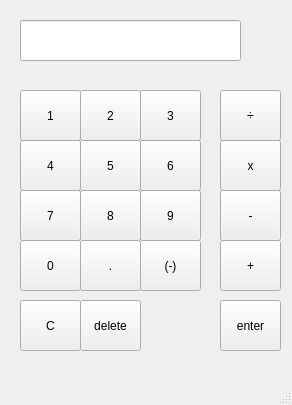
The window that classy_calculator/calculator.ui (katiebug2001/CSC_3220_final_proj_calculator) describes before a commit, drawn with Qt 5.
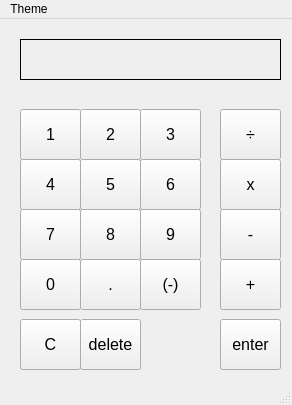
The same window after the commit.

Commit message: decimal fixed and theme template added

```diff
--- a/classy_calculator/calculator.ui
+++ b/classy_calculator/calculator.ui
@@ -14,27 +14,6 @@
    <string>Calculator</string>
   </property>
   <widget class="QWidget" name="centralwidget">
-   <widget class="QLineEdit" name="calc_input">
-    <property name="geometry">
-     <rect>
-      <x>20</x>
-      <y>20</y>
-      <width>221</width>
-      <height>41</height>
-     </rect>
-    </property>
-    <property name="font">
-     <font>
-      <pointsize>14</pointsize>
-     </font>
-    </property>
-    <property name="text">
-     <string/>
-    </property>
-    <property name="alignment">
-     <set>Qt::AlignRight|Qt::AlignTrailing|Qt::AlignVCenter</set>
-    </property>
-   </widget>
    <widget class="QPushButton" name="one_button">
     <property name="geometry">
      <rect>
@@ -44,6 +23,11 @@
       <height>51</height>
      </rect>
     </property>
+    <property name="font">
+     <font>
+      <pointsize>12</pointsize>
+     </font>
+    </property>
     <property name="text">
      <string>1</string>
     </property>
@@ -57,6 +41,11 @@
       <height>51</height>
      </rect>
     </property>
+    <property name="font">
+     <font>
+      <pointsize>12</pointsize>
+     </font>
+    </property>
     <property name="text">
      <string>2</string>
     </property>
@@ -70,6 +59,11 @@
       <height>51</height>
      </rect>
     </property>
+    <property name="font">
+     <font>
+      <pointsize>12</pointsize>
+     </font>
+    </property>
     <property name="text">
      <string>3</string>
     </property>
@@ -83,6 +77,11 @@
       <height>51</height>
      </rect>
     </property>
+    <property name="font">
+     <font>
+      <pointsize>12</pointsize>
+     </font>
+    </property>
     <property name="text">
      <string>4</string>
     </property>
@@ -96,6 +95,11 @@
       <height>51</height>
      </rect>
     </property>
+    <property name="font">
+     <font>
+      <pointsize>12</pointsize>
+     </font>
+    </property>
     <property name="text">
      <string>5</string>
     </property>
@@ -109,6 +113,11 @@
       <height>51</height>
      </rect>
     </property>
+    <property name="font">
+     <font>
+      <pointsize>12</pointsize>
+     </font>
+    </property>
     <property name="text">
      <string>7</string>
     </property>
@@ -122,6 +131,11 @@
       <height>51</height>
      </rect>
     </property>
+    <property name="font">
+     <font>
+      <pointsize>12</pointsize>
+     </font>
+    </property>
     <property name="text">
      <string>6</string>
     </property>
@@ -135,6 +149,11 @@
       <height>51</height>
      </rect>
     </property>
+    <property name="font">
+     <font>
+      <pointsize>12</pointsize>
+     </font>
+    </property>
     <property name="text">
      <string>8</string>
     </property>
@@ -148,6 +167,11 @@
       <height>51</height>
      </rect>
     </property>
+    <property name="font">
+     <font>
+      <pointsize>12</pointsize>
+     </font>
+    </property>
     <property name="text">
      <string>0</string>
     </property>
@@ -161,6 +185,11 @@
       <height>51</height>
      </rect>
     </property>
+    <property name="font">
+     <font>
+      <pointsize>12</pointsize>
+     </font>
+    </property>
     <property name="text">
      <string>9</string>
     </property>
@@ -174,6 +203,11 @@
       <height>51</height>
      </rect>
     </property>
+    <property name="font">
+     <font>
+      <pointsize>12</pointsize>
+     </font>
+    </property>
     <property name="text">
      <string>.</string>
     </property>
@@ -187,6 +221,11 @@
       <height>51</height>
      </rect>
     </property>
+    <property name="font">
+     <font>
+      <pointsize>12</pointsize>
+     </font>
+    </property>
     <property name="text">
      <string>(-)</string>
     </property>
@@ -200,6 +239,11 @@
       <height>51</height>
      </rect>
     </property>
+    <property name="font">
+     <font>
+      <pointsize>12</pointsize>
+     </font>
+    </property>
     <property name="text">
      <string>enter</string>
     </property>
@@ -213,6 +257,11 @@
       <height>51</height>
      </rect>
     </property>
+    <property name="font">
+     <font>
+      <pointsize>12</pointsize>
+     </font>
+    </property>
     <property name="text">
      <string>x</string>
     </property>
@@ -226,6 +275,11 @@
       <height>51</height>
      </rect>
     </property>
+    <property name="font">
+     <font>
+      <pointsize>12</pointsize>
+     </font>
+    </property>
     <property name="text">
      <string>÷</string>
     </property>
@@ -239,6 +293,11 @@
       <height>51</height>
      </rect>
     </property>
+    <property name="font">
+     <font>
+      <pointsize>12</pointsize>
+     </font>
+    </property>
     <property name="text">
      <string>-</string>
     </property>
@@ -252,6 +311,11 @@
       <height>51</height>
      </rect>
     </property>
+    <property name="font">
+     <font>
+      <pointsize>12</pointsize>
+     </font>
+    </property>
     <property name="text">
      <string>+</string>
     </property>
@@ -265,6 +329,11 @@
       <height>51</height>
      </rect>
     </property>
+    <property name="font">
+     <font>
+      <pointsize>12</pointsize>
+     </font>
+    </property>
     <property name="text">
      <string>C</string>
     </property>
@@ -278,10 +347,62 @@
       <height>51</height>
      </rect>
     </property>
+    <property name="font">
+     <font>
+      <pointsize>12</pointsize>
+     </font>
+    </property>
     <property name="text">
      <string>delete</string>
     </property>
    </widget>
+   <widget class="QLabel" name="calc_input">
+    <property name="geometry">
+     <rect>
+      <x>20</x>
+      <y>20</y>
+      <width>261</width>
+      <height>41</height>
+     </rect>
+    </property>
+    <property name="font">
+     <font>
+      <pointsize>12</pointsize>
+     </font>
+    </property>
+    <property name="frameShape">
+     <enum>QFrame::Box</enum>
+    </property>
+    <property name="frameShadow">
+     <enum>QFrame::Plain</enum>
+    </property>
+    <property name="text">
+     <string/>
+    </property>
+    <property name="alignment">
+     <set>Qt::AlignRight|Qt::AlignTrailing|Qt::AlignVCenter</set>
+    </property>
+   </widget>
+   <zorder>calc_input</zorder>
+   <zorder>one_button</zorder>
+   <zorder>two_button</zorder>
+   <zorder>three_button</zorder>
+   <zorder>four_button</zorder>
+   <zorder>five_button</zorder>
+   <zorder>seven_button</zorder>
+   <zorder>six_button</zorder>
+   <zorder>eight_button</zorder>
+   <zorder>zero_button</zorder>
+   <zorder>nine_button</zorder>
+   <zorder>decimal_button</zorder>
+   <zorder>changesign_button</zorder>
+   <zorder>enter_button</zorder>
+   <zorder>mult_button</zorder>
+   <zorder>div_button</zorder>
+   <zorder>minu_button</zorder>
+   <zorder>plus_button</zorder>
+   <zorder>clear_button</zorder>
+   <zorder>delete_button</zorder>
   </widget>
   <widget class="QMenuBar" name="menubar">
    <property name="geometry">
@@ -289,9 +410,25 @@
      <x>0</x>
      <y>0</y>
      <width>292</width>
-     <height>22</height>
+     <height>21</height>
     </rect>
    </property>
+   <widget class="QMenu" name="menuTheme">
+    <property name="title">
+     <string>Theme</string>
+    </property>
+    <widget class="QMenu" name="menuLight">
+     <property name="title">
+      <string>Light</string>
+     </property>
+     <addaction name="actionPastelWinter_Blues"/>
+    </widget>
+    <addaction name="menuLight"/>
+    <addaction name="actionDark"/>
+    <addaction name="actionVibrant"/>
+    <addaction name="actionSteampunk"/>
+   </widget>
+   <addaction name="menuTheme"/>
   </widget>
   <widget class="QStatusBar" name="statusbar"/>
  </widget>
```
Left out of the diff: 22 changed lines with no effect on the pictures. The commit also changes 4 other files.
